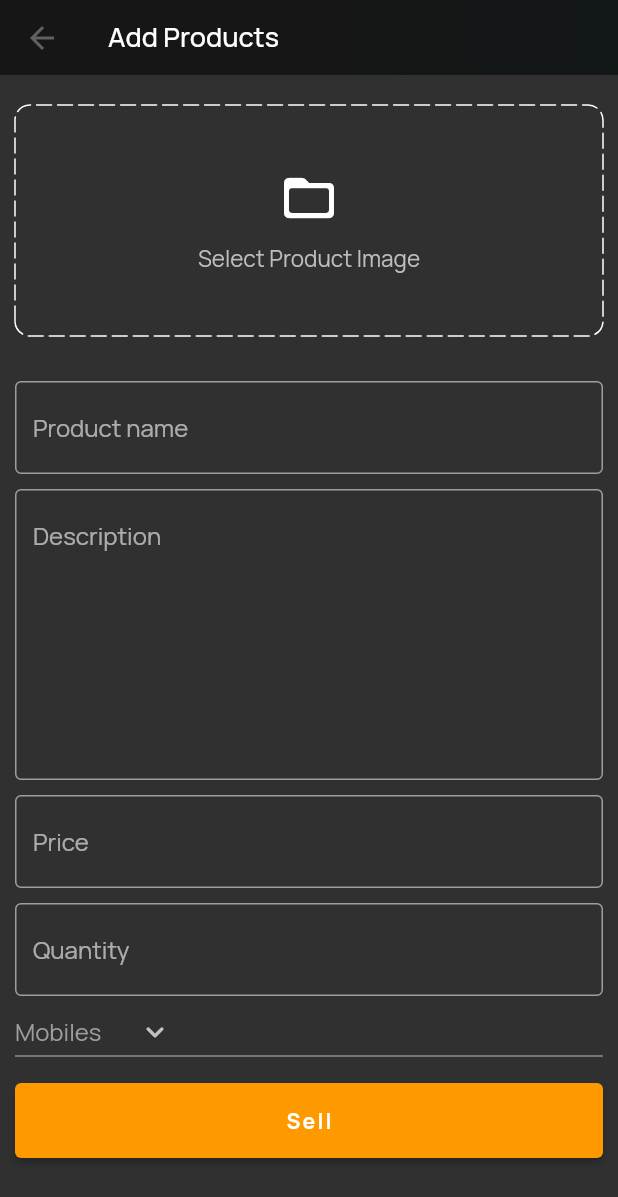
After one commit to gurukishore111/flip-ecommerce, a Flutter app: the AdminBottomNav screen opened directly, after a tap on the "add" icon, on a phone screen of 412 x 824 dp. The commit adds this screen. Shown: the top 1197 px of the screen. Run offline on Flutter 3.47's test engine with Material 2 defaults, Android fonts, the phone set to English and light mode, and no system bars; drawn by our look-alikes of dotted_border; our stand-ins replace badges, carousel_slider, file_picker, google_fonts, shared_preferences; accounts and stored records are empty.

Commit message:
Admin Screen BottomNavBar & Add Product Screen UI & Picking Images

```diff
--- /dev/null
+++ b/lib/components/common/AdminBotttomNav.dart
@@ -0,0 +1,97 @@
+import 'package:badges/badges.dart';
+import 'package:flip/constants/global_variables.dart';
+import 'package:flip/screens/AccountScreen.dart';
+import 'package:flip/screens/AdminScreen.dart';
+import 'package:flip/screens/HomeScreen.dart';
+import 'package:flutter/material.dart';
+
+class AdminBottomNav extends StatefulWidget {
+  static const String routeName = '/actual-home';
+  const AdminBottomNav({super.key});
+
+  @override
+  State<AdminBottomNav> createState() => _AdminBottomNavState();
+}
+
+class _AdminBottomNavState extends State<AdminBottomNav> {
+  int _page = 0;
+  double _bottomNavWidth = 42;
+  double _bottomNavBorderWidth = 3;
+
+  List<Widget> pages = [
+    const AdminScreen(),
+    const Center(child: Text("Analytics Screen")),
+    const Center(child: Text("Cart Screen")),
+  ];
+
+  void updatePage(int page) {
+    print('page $page');
+    setState(() {
+      _page = page;
+    });
+  }
+
+  @override
+  Widget build(BuildContext context) {
+    return Scaffold(
+      body: pages[_page],
+      bottomNavigationBar: BottomNavigationBar(
+        onTap: updatePage,
+        currentIndex: _page,
+        selectedItemColor: GlobalVariables.selectedNavBarColor,
+        unselectedItemColor: GlobalVariables.unselectedNavBarColor,
+        selectedFontSize: 1.0,
+        iconSize: 30,
+        backgroundColor: Colors.black26,
+        items: [
+          BottomNavigationBarItem(
+            label: '',
+            icon: Container(
+              width: _bottomNavWidth,
+              decoration: BoxDecoration(
+                  border: Border(
+                top: BorderSide(
+                  width: _bottomNavBorderWidth,
+                  color: _page == 0
+                      ? GlobalVariables.selectedNavBarColor
+                      : GlobalVariables.backgroundColor,
+                ),
+              )),
+              child: const Icon(Icons.post_add_rounded),
+            ),
+          ),
+          BottomNavigationBarItem(
+            label: '',
+            icon: Container(
+              width: _bottomNavWidth,
+              decoration: BoxDecoration(
+                  border: Border(
+                      top: BorderSide(
+                width: _bottomNavBorderWidth,
+                color: _page == 1
+                    ? GlobalVariables.selectedNavBarColor
+                    : GlobalVariables.backgroundColor,
+              ))),
+              child: const Icon(Icons.analytics_rounded),
+            ),
+          ),
+          BottomNavigationBarItem(
+            label: '',
+            icon: Container(
+              width: _bottomNavWidth,
+              decoration: BoxDecoration(
+                  border: Border(
+                      top: BorderSide(
+                width: _bottomNavBorderWidth,
+                color: _page == 2
+                    ? GlobalVariables.selectedNavBarColor
+                    : GlobalVariables.backgroundColor,
+              ))),
+              child: const Icon(Icons.all_inbox_rounded),
+            ),
+          ),
+        ],
+      ),
+    );
+  }
+}
--- a/lib/components/common/CustomTextField.dart
+++ b/lib/components/common/CustomTextField.dart
@@ -3,12 +3,18 @@ import 'package:flutter/material.dart';
 class CustomTextField extends StatelessWidget {
   final TextEditingController controller;
   final String placeHolder;
+  final int maxLines;
 
-  const CustomTextField({required this.controller, required this.placeHolder});
+  const CustomTextField({
+    required this.controller,
+    required this.placeHolder,
+    this.maxLines = 1,
+  });
 
   @override
   Widget build(BuildContext context) {
     return TextFormField(
+      maxLines: maxLines,
       controller: controller,
       decoration: InputDecoration(
           hintText: placeHolder,
--- /dev/null
+++ b/lib/helpers/pick_images.dart
@@ -0,0 +1,23 @@
+import 'dart:io';
+import 'package:file_picker/file_picker.dart';
+import 'package:flutter/material.dart';
+
+Future<List<File>> pickImages() async {
+  List<File> image = [];
+
+  try {
+    var files = await FilePicker.platform.pickFiles(
+      type: FileType.image,
+      allowMultiple: true,
+    );
+    if (files != null && files.files.isNotEmpty) {
+      for (var i = 0; i < files.files.length; i++) {
+        image.add(File(files.files[i].path!));
+      }
+    }
+  } catch (e) {
+    debugPrint(e.toString());
+  }
+
+  return image;
+}
--- a/lib/main.dart
+++ b/lib/main.dart
@@ -1,3 +1,4 @@
+import 'package:flip/components/common/AdminBotttomNav.dart';
 import 'package:flip/components/common/BotttomNav.dart';
 import 'package:flip/constants/theme.dart';
 import 'package:flip/providers/user.dart';
@@ -43,7 +44,9 @@ class _MyAppState extends State<MyApp> {
       theme: appTheme,
       onGenerateRoute: ((settings) => generateRoute(settings)),
       home: Provider.of<UserProvider>(context).user.token.isNotEmpty
-          ? const BottomNav()
+          ? Provider.of<UserProvider>(context).user.type == "user"
+              ? const BottomNav()
+              : const AdminBottomNav()
           : const AuthScreen(),
     );
   }
--- a/lib/routers/index.dart
+++ b/lib/routers/index.dart
@@ -1,4 +1,5 @@
 import 'package:flip/components/common/BotttomNav.dart';
+import 'package:flip/screens/AddProductScreen.dart';
 import 'package:flip/screens/AuthScreen.dart';
 import 'package:flip/screens/HomeScreen.dart';
 import 'package:flip/screens/NotFound.dart';
@@ -18,6 +19,10 @@ Route<dynamic> generateRoute(RouteSettings routeSettings) {
       return MaterialPageRoute(
         builder: (_) => const BottomNav(),
       );
+    case AddProductScreen.routeName:
+      return MaterialPageRoute(
+        builder: (_) => const AddProductScreen(),
+      );
     default:
       return MaterialPageRoute(
         builder: (_) => const NotFound(),
--- /dev/null
+++ b/lib/screens/AddProductScreen.dart
@@ -0,0 +1,198 @@
+import 'dart:io';
+import 'package:carousel_slider/carousel_slider.dart';
+import 'package:dotted_border/dotted_border.dart';
+import 'package:flip/components/common/CustomButton.dart';
+import 'package:flip/components/common/CustomTextField.dart';
+import 'package:flip/constants/global_variables.dart';
+import 'package:flip/helpers/pick_images.dart';
+import 'package:flutter/material.dart';
+import 'package:google_fonts/google_fonts.dart';
+
+class AddProductScreen extends StatefulWidget {
+  static const String routeName = '/add-products';
+
+  const AddProductScreen({super.key});
+
+  @override
+  State<AddProductScreen> createState() => _AddProductScreenState();
+}
+
+class _AddProductScreenState extends State<AddProductScreen> {
+  final TextEditingController _productNameController = TextEditingController();
+  final TextEditingController _productDescriptionController =
+      TextEditingController();
+  final TextEditingController _productPriceController = TextEditingController();
+  final TextEditingController _productQuantityController =
+      TextEditingController();
+  List<File> images = [];
+
+  String category = "Mobiles";
+
+  List<String> productCategories = [
+    'Mobiles',
+    "Essentails",
+    "Appliances",
+    "Books",
+    "Fashion"
+  ];
+
+  @override
+  void dispose() {
+    // TODO: implement dispose
+    super.dispose();
+    _productDescriptionController.dispose();
+    _productNameController.dispose();
+    _productQuantityController.dispose();
+    _productPriceController.dispose();
+  }
+
+  void selectImage() async {
+    var res = await pickImages();
+    setState(() {
+      images = res;
+    });
+  }
+
+  @override
+  Widget build(BuildContext context) {
+    return Scaffold(
+      appBar: PreferredSize(
+        preferredSize: const Size.fromHeight(50),
+        child: AppBar(
+            flexibleSpace: Container(
+              decoration: const BoxDecoration(
+                gradient: GlobalVariables.appBarGradient,
+              ),
+            ),
+            title: Container(
+              child: const Text(
+                'Add Products',
+                style: TextStyle(
+                  fontSize: 18,
+                ),
+              ),
+            )),
+      ),
+      body: SingleChildScrollView(
+          child: Form(
+              child: Padding(
+        padding: const EdgeInsets.symmetric(horizontal: 10),
+        child: Column(
+          children: [
+            const SizedBox(
+              height: 20,
+            ),
+            Visibility(
+              visible: images.isEmpty,
+              replacement: CarouselSlider(
+                items: images.map(
+                  (i) {
+                    return Builder(
+                      builder: (BuildContext context) => Image.file(
+                        i,
+                        fit: BoxFit.cover,
+                        width: double.infinity,
+                      ),
+                    );
+                  },
+                ).toList(),
+                options: CarouselOptions(
+                  viewportFraction: 1,
+                  height: 200,
+                  enableInfiniteScroll: true,
+                  autoPlay: true,
+                ),
+              ),
+              child: GestureDetector(
+                onTap: selectImage,
+                child: DottedBorder(
+                  borderType: BorderType.RRect,
+                  radius: const Radius.circular(10),
+                  color: Colors.white,
+                  dashPattern: const [10, 4],
+                  strokeCap: StrokeCap.round,
+                  child: Container(
+                    width: double.infinity,
+                    height: 150,
+                    decoration: BoxDecoration(
+                      borderRadius: BorderRadius.circular(10),
+                    ),
+                    child: Column(
+                        mainAxisAlignment: MainAxisAlignment.center,
+                        children: [
+                          const Icon(
+                            Icons.folder_open_rounded,
+                            size: 40,
+                          ),
+                          const SizedBox(
+                            height: 10,
+                          ),
+                          Text(
+                            'Select Product Image',
+                            style: TextStyle(
+                              fontSize: 15,
+                              color: Colors.grey.shade400,
+                            ),
+                          )
+                        ]),
+                  ),
+                ),
+              ),
+            ),
+            const SizedBox(
+              height: 30,
+            ),
+            CustomTextField(
+              controller: _productNameController,
+              placeHolder: 'Product name',
+            ),
+            const SizedBox(
+              height: 10,
+            ),
+            CustomTextField(
+              controller: _productDescriptionController,
+              placeHolder: 'Description',
+              maxLines: 7,
+            ),
+            const SizedBox(
+              height: 10,
+            ),
+            CustomTextField(
+              controller: _productPriceController,
+              placeHolder: 'Price',
+            ),
+            const SizedBox(
+              height: 10,
+            ),
+            CustomTextField(
+              controller: _productQuantityController,
+              placeHolder: 'Quantity',
+            ),
+            SizedBox(
+              width: double.infinity,
+              child: DropdownButton(
+                onChanged: (String? val) {
+                  setState(() {
+                    category = val!;
+                  });
+                },
+                value: category,
+                icon: const Icon(Icons.keyboard_arrow_down_rounded),
+                items: productCategories.map((item) {
+                  return DropdownMenuItem(
+                    value: item,
+                    child: Text(item),
+                  );
+                }).toList(),
+              ),
+            ),
+            const SizedBox(
+              height: 10,
+            ),
+            CustomButton(text: 'Sell', onTap: () {})
+          ],
+        ),
+      ))),
+    );
+  }
+}
--- /dev/null
+++ b/lib/screens/AdminScreen.dart
@@ -0,0 +1,69 @@
+import 'package:flip/constants/global_variables.dart';
+import 'package:flip/screens/AddProductScreen.dart';
+import 'package:flutter/material.dart';
+import 'package:google_fonts/google_fonts.dart';
+
+class AdminScreen extends StatefulWidget {
+  const AdminScreen({super.key});
+
+  @override
+  State<AdminScreen> createState() => _AdminScreenState();
+}
+
+class _AdminScreenState extends State<AdminScreen> {
+  void navigateToAddProduct() {
+    Navigator.pushNamed(context, AddProductScreen.routeName);
+  }
+
+  @override
+  Widget build(BuildContext context) {
+    return Scaffold(
+      appBar: PreferredSize(
+        preferredSize: const Size.fromHeight(50),
+        child: AppBar(
+          flexibleSpace: Container(
+            decoration: const BoxDecoration(
+              gradient: GlobalVariables.appBarGradient,
+            ),
+          ),
+          title:
+              Row(mainAxisAlignment: MainAxisAlignment.spaceBetween, children: [
+            Container(
+              alignment: Alignment.topLeft,
+              padding: const EdgeInsets.only(left: 1),
+              child: Row(
+                children: [
+                  Text(
+                    'FLIP.ECOM',
+                    style: TextStyle(
+                        color: GlobalVariables.secondaryColor,
+                        fontSize: 24,
+                        fontFamily: GoogleFonts.bebasNeue().fontFamily),
+                  ),
+                ],
+              ),
+            ),
+            Container(
+              // padding: const EdgeInsets.only(left: 15, right: 15),
+              child: Row(
+                children: const [
+                  Text(
+                    'Admin Portal',
+                    style: TextStyle(fontWeight: FontWeight.bold, fontSize: 16),
+                  )
+                ],
+              ),
+            )
+          ]),
+        ),
+      ),
+      body: const Center(child: Text("List of Products Screen")),
+      floatingActionButton: FloatingActionButton(
+        onPressed: navigateToAddProduct,
+        tooltip: 'Add a product',
+        child: const Icon(Icons.add_rounded),
+        backgroundColor: GlobalVariables.secondaryColor,
+      ),
+    );
+  }
+}
--- a/pubspec.yaml
+++ b/pubspec.yaml
@@ -41,6 +41,8 @@ dependencies:
   shared_preferences: ^2.0.17
   badges: ^2.0.2
   carousel_slider: ^4.1.1
+  dotted_border: ^2.0.0+3
+  file_picker: ^5.2.5
 
 dev_dependencies:
   flutter_test:
```
Also changed, not shown: pubspec.lock, 3 other files.
